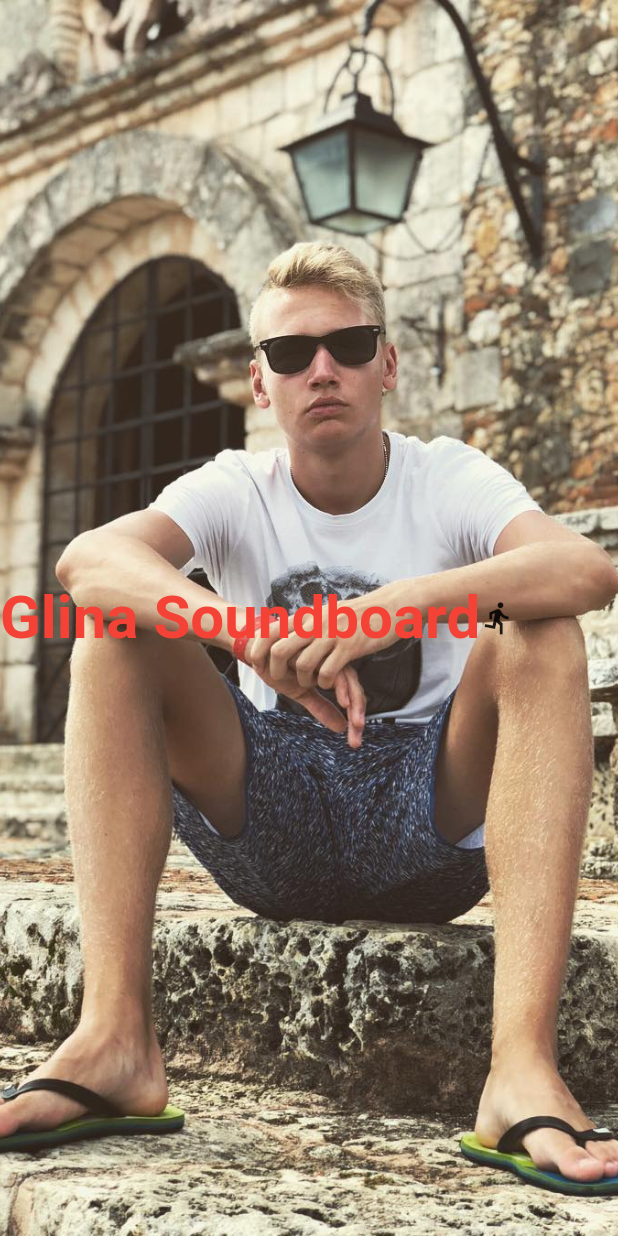
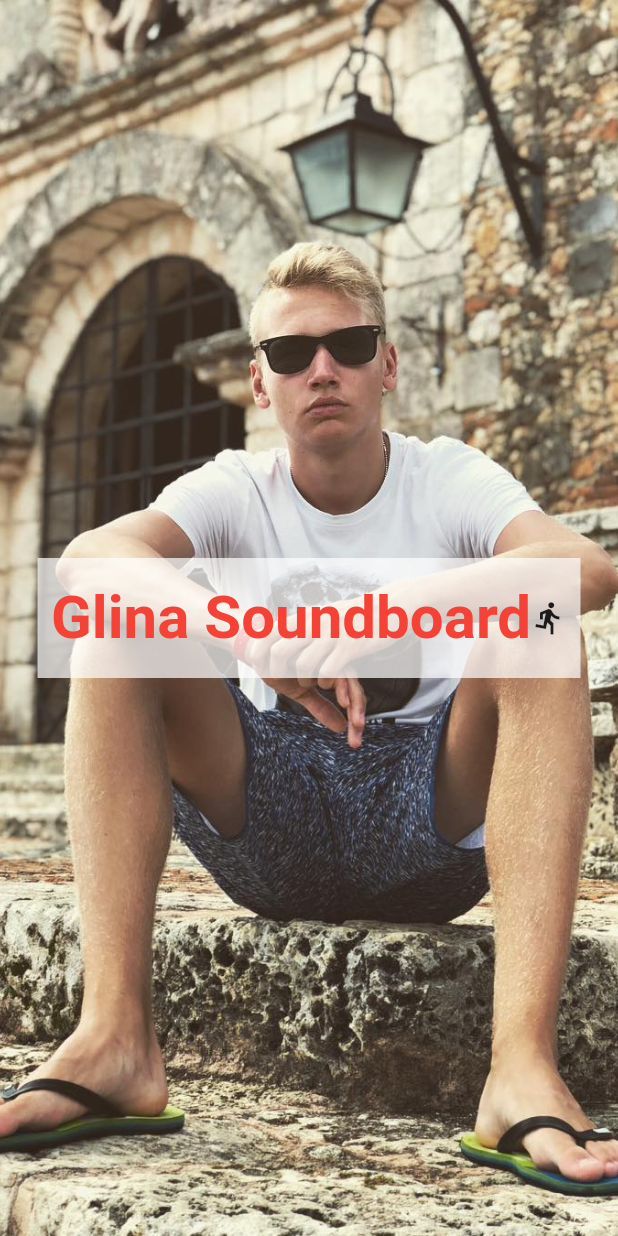
Before and after one commit to CukierPuder420/glina_soundboard, a Flutter app: the SplashScreen screen opened directly, on a phone screen of 412 x 824 dp. Run offline on Flutter 3.47's test engine with Material 2 defaults, Android fonts, the phone set to English and light mode, and no system bars; missing offline and left inert: random_color, shake, soundpool.

Commit message:
splash screen design improvements memory management improvements

```diff
--- a/lib/ekrany/splashscreen.dart
+++ b/lib/ekrany/splashscreen.dart
@@ -12,7 +12,7 @@ class _SplashScreenState extends State<SplashScreen> {
   @override
   void initState() {
     super.initState();
-    Timer(
+    new Timer(
         Duration(seconds: 3), (){
       Navigator.of(context).pushReplacement(
         new MaterialPageRoute(
@@ -26,7 +26,7 @@ class _SplashScreenState extends State<SplashScreen> {
   @override
   Widget build(BuildContext context) {
     return new Scaffold(
-      body: Stack(
+      body: new Stack(
         children: <Widget>[
           new Image.asset(
             'zasoby/zdjecia/siedzacy.jpg',
@@ -35,21 +35,28 @@ class _SplashScreenState extends State<SplashScreen> {
             width: double.infinity,
             alignment: Alignment.center,
           ),
-          Center(
-            child: Row(
+          new Center(
+            child: new Container(
+              height: 80,
+              margin: new EdgeInsets.all(25),
+              color: Colors.white70,
+              child: new Row(
+                mainAxisAlignment: MainAxisAlignment.center,
+                crossAxisAlignment: CrossAxisAlignment.center,
                 children: <Widget>[
                   new RichText(
-                  text: TextSpan(
+                    text: new TextSpan(
                       text: 'Glina Soundboard',
-                    style: TextStyle(
+                      style: new TextStyle(
                         fontSize: 40,
                         color: Colors.red,
                         fontWeight: FontWeight.bold,
                       ),
                     ),
                   ),
-                new Icon(Icons.directions_run)
+                  new Icon(Icons.directions_run),
                 ],
+              ),
             ),
           ),
         ],
--- a/lib/funkcje/odtworz_dzwiek.dart
+++ b/lib/funkcje/odtworz_dzwiek.dart
@@ -2,7 +2,7 @@ import 'package:soundpool/soundpool.dart';
 import 'package:flutter/services.dart';
 
 void odtworzDzwiek(int idDzwieku) async {
-  Soundpool dzwiek = Soundpool(streamType: StreamType.music);
+  Soundpool dzwiek = new Soundpool(streamType: StreamType.music);
   var nazwaDzwieku;
   switch(idDzwieku) {
     case 0:
--- a/lib/funkcje/przycisk_z_dzwiekiem.dart
+++ b/lib/funkcje/przycisk_z_dzwiekiem.dart
@@ -8,11 +8,11 @@ Container przyciskZDzwiekiem(int idDzwieku, var opis) {
       colorBrightness: ColorBrightness.light
   );
   return new Container(
-    child: RaisedButton(
+    child: new RaisedButton(
       onPressed: (){
         odtworzDzwiek(idDzwieku);
       },
-      child: Text(opis),
+      child: new Text(opis),
       color: _kolor,
     ),
   );
--- a/lib/main.dart
+++ b/lib/main.dart
@@ -6,12 +6,12 @@ void main() => runApp(GlinaSoundboard());
 class GlinaSoundboard extends StatelessWidget {
   @override
   Widget build(BuildContext context) {
-    return MaterialApp(
+    return new MaterialApp(
       title: 'Glina soundboard',
-      theme: ThemeData(
+      theme: new ThemeData(
         primarySwatch: Colors.pink,
       ),
-      home: SplashScreen(),
+      home: new SplashScreen(),
     );
   }
 }
```
Also changed, not shown: lib/ekrany/ekran_glowny.dart (+12 -10 lines). Lines whose indentation alone changed are shown as unchanged.
